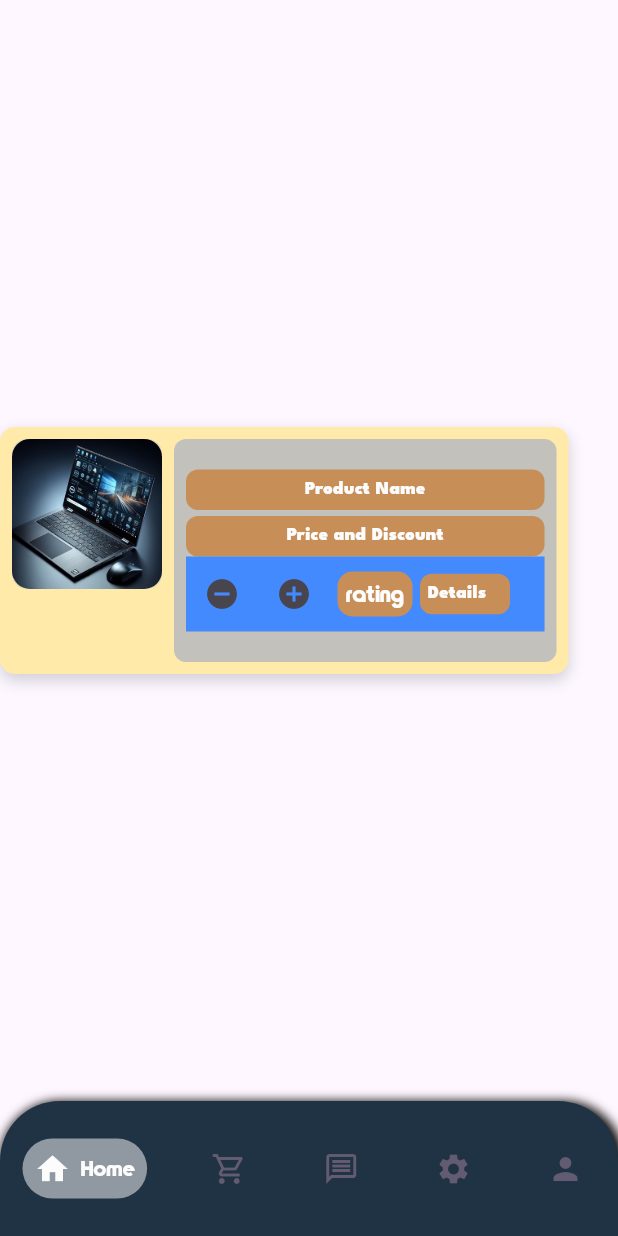
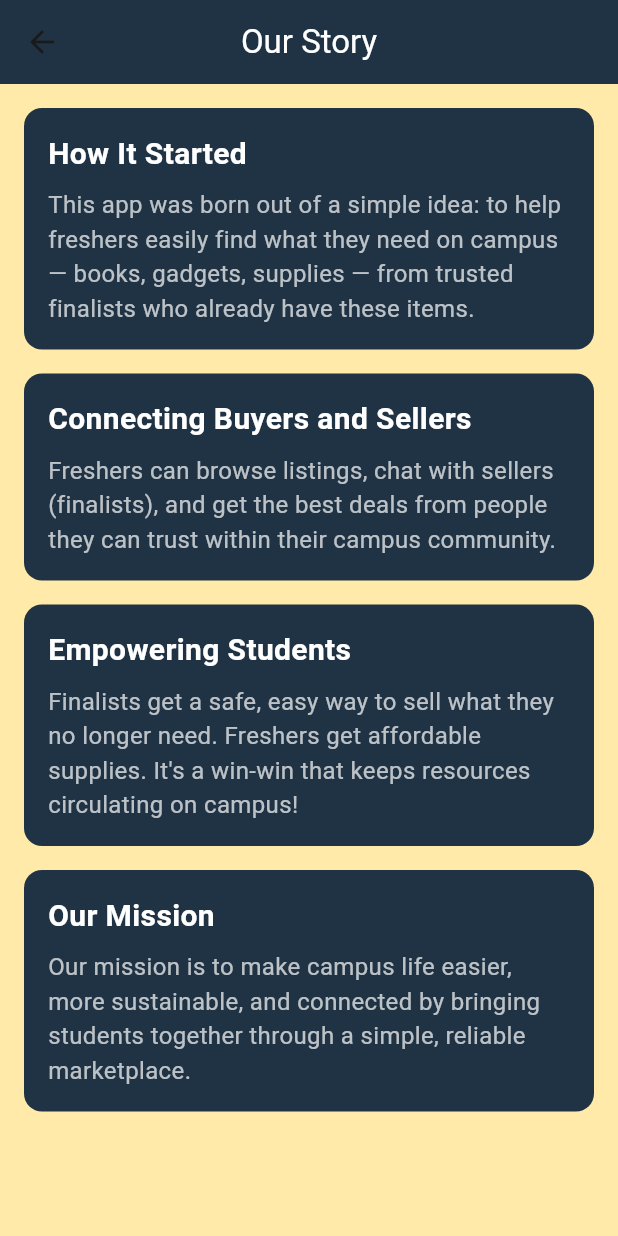
Before and after one commit to Mukian-Mayan/Kampus_Mart-, a Flutter app: the HistoryPage screen opened directly, on a phone screen of 412 x 824 dp. Run offline on Flutter 3.47's test engine with Material 3 defaults, Android fonts, the phone set to English and light mode, and no system bars; drawn by our look-alikes of google_nav_bar; our stand-ins replace firebase_auth, firebase_core, fl_chart, google_sign_in, image_picker; accounts and stored records are empty.

```diff
--- a/lib/screens/history_page.dart
+++ b/lib/screens/history_page.dart
@@ -1,6 +1,7 @@
+// ignore_for_file: file_names
+
 import 'package:flutter/material.dart';
-import 'package:kampusmart2/screens/cart_container.dart';
-import 'package:kampusmart2/widgets/bottom_nav_bar.dart';
+import 'package:kampusmart2/Theme/app_theme.dart';
 
 class HistoryPage extends StatelessWidget {
   const HistoryPage({super.key});
@@ -8,13 +9,94 @@ class HistoryPage extends StatelessWidget {
   @override
   Widget build(BuildContext context) {
     return Scaffold(
-      backgroundColor: Theme.of(context).colorScheme.surface,
-
-      bottomNavigationBar: BottomNavBar(selectedIndex: 0,),
-      body: Column(
-        mainAxisAlignment: MainAxisAlignment.center,
-        children: [ CartContainer(imagePath: 'lib/images/laptop.jpg',)],
+      backgroundColor: AppTheme.tertiaryOrange,
+      appBar: AppBar(
+        backgroundColor: AppTheme.deepBlue,
+        title: const Text(
+          'Our Story',
+          style: TextStyle(
+            color: Colors.white,
+          ),
+        ),
+        centerTitle: true,
+        elevation: 0,
+      ),
+      body: SafeArea(
+        child: SingleChildScrollView(
+          padding: const EdgeInsets.all(16.0),
+          child: Column(
+            crossAxisAlignment: CrossAxisAlignment.start,
+            children: [
+              InfoBox(
+                title: 'How It Started',
+                content:
+                    'This app was born out of a simple idea: to help freshers easily find what they need on campus — books, gadgets, supplies — from trusted finalists who already have these items.',
+              ),
+              const SizedBox(height: 16),
+              InfoBox(
+                title: 'Connecting Buyers and Sellers',
+                content:
+                    'Freshers can browse listings, chat with sellers (finalists), and get the best deals from people they can trust within their campus community.',
+              ),
+              const SizedBox(height: 16),
+              InfoBox(
+                title: 'Empowering Students',
+                content:
+                    'Finalists get a safe, easy way to sell what they no longer need. Freshers get affordable supplies. It\'s a win-win that keeps resources circulating on campus!',
+              ),
+              const SizedBox(height: 16),
+              InfoBox(
+                title: 'Our Mission',
+                content:
+                    'Our mission is to make campus life easier, more sustainable, and connected by bringing students together through a simple, reliable marketplace.',
+              ),
+            ],
+          ),
+        ),
       ),
     );
   }
 }
+
+class InfoBox extends StatelessWidget {
+  final String title;
+  final String content;
+
+  const InfoBox({
+    super.key,
+    required this.title,
+    required this.content,
+  });
+
+  @override
+  Widget build(BuildContext context) {
+    return Container(
+      padding: const EdgeInsets.all(16),
+      decoration: BoxDecoration(
+        color: AppTheme.deepBlue,
+        borderRadius: BorderRadius.circular(12),
+      ),
+      child: Column(
+        crossAxisAlignment: CrossAxisAlignment.start,
+        children: [
+          Text(
+            title,
+            style: const TextStyle(
+              color: Colors.white,
+              fontSize: 20,
+              fontWeight: FontWeight.bold,
+            ),
+          ),
+          const SizedBox(height: 8),
+          Text(
+            content,
+            style: const TextStyle(
+              color: Colors.white70,
+              fontSize: 16,
+            ),
+          ),
+        ],
+      ),
+    );
+  }
+}
--- a/lib/widgets/bottom_nav_bar.dart
+++ b/lib/widgets/bottom_nav_bar.dart
@@ -1,4 +1,4 @@
-// ignore_for_file: deprecated_member_use
+// ignore_for_file: deprecated_member_use, duplicate_import
 
 import 'package:flutter/material.dart';
 import 'package:google_nav_bar/google_nav_bar.dart';
```
Also changed, not shown: lib/screens/about_us_page.dart (deleted, +0 -10 lines), lib/screens/guest_welcome_screen.dart (+28 -2 lines), lib/screens/home_page.dart (+6 -1 lines), lib/screens/settings_page.dart (+28 -12 lines), lib/screens/user_profile_page.dart (+5 -5 lines).
